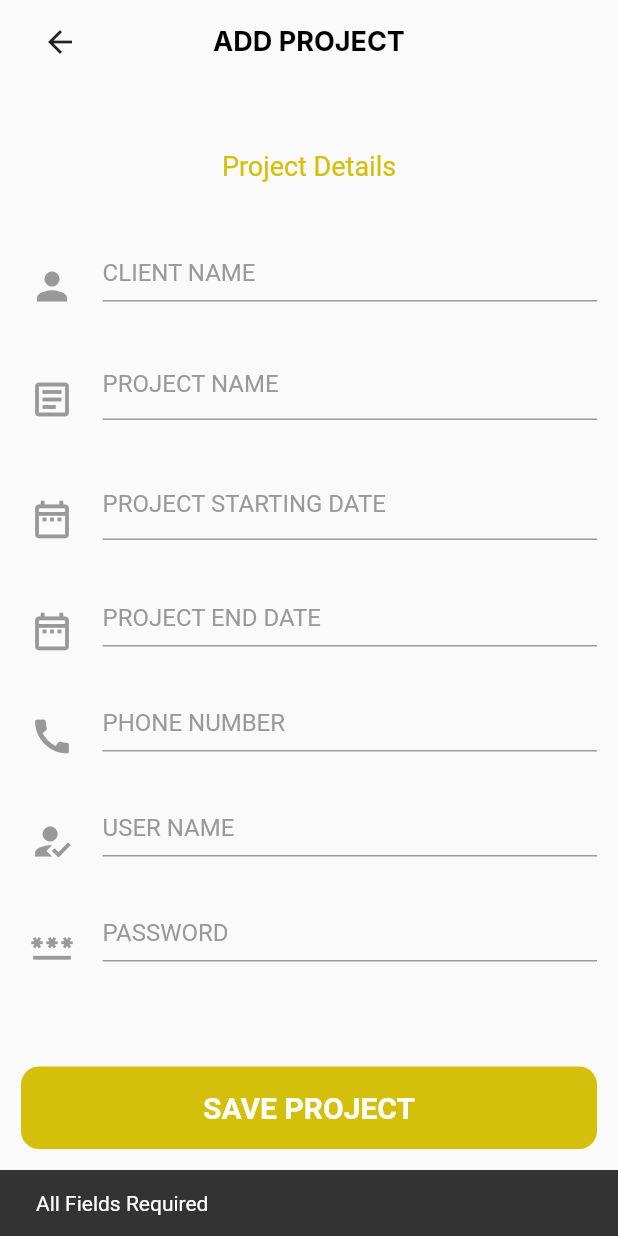
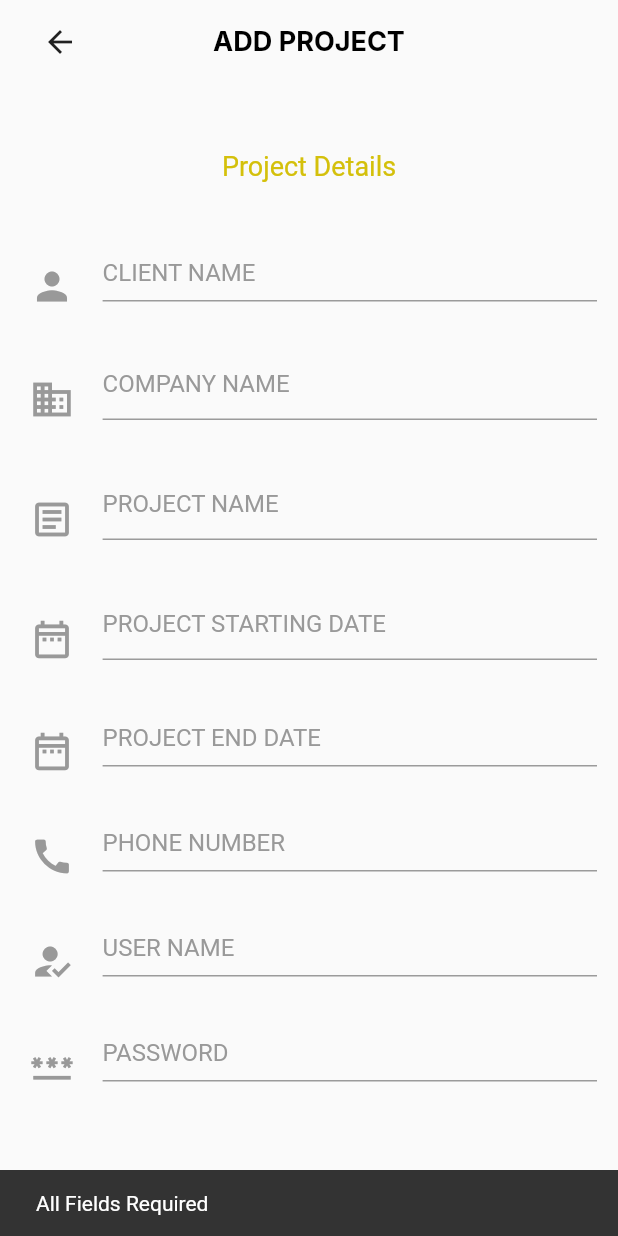
Before and after one commit to colourfulhacker/project-manager, a Flutter app: the AddProject screen opened directly, after a tap on "SAVE PROJECT", on a phone screen of 412 x 824 dp. Run offline on Flutter 3.47's test engine with Material 2 defaults, Android fonts, the phone set to English and light mode, and no system bars; our stand-ins replace cloud_firestore, firebase_core, flutter_rating_bar, get, google_fonts, shared_preferences; accounts and stored records are empty.

Commit message:
app icon

```diff
--- a/lib/Controllers/authenticationController.dart
+++ b/lib/Controllers/authenticationController.dart
@@ -33,7 +33,9 @@ class AuthenticationController extends GetxController {
         Get.offAll(() => ClientLandingScreen(
             projectName: usersData.data()!['project-name']));
       } else {
-        if (usersData.data()!['password'] == clientPassword.text) {
+        if (usersData.data()!['password'] == clientPassword.text &&
+            !ProjectNamesList.projectNames
+                .contains(usersData.data()!['project-name'])) {
           await FirebaseFirestore.instance
               .collection('users')
               .doc(clientUserName.text)
--- a/lib/main.dart
+++ b/lib/main.dart
@@ -5,11 +5,15 @@ import 'package:cehpoint_project_management/screens/Authentication/login_screen.
 
 import 'package:firebase_core/firebase_core.dart';
 import 'package:flutter/material.dart';
+import 'package:flutter/services.dart';
 import 'package:get/get.dart';
 
 void main() async {
   WidgetsFlutterBinding.ensureInitialized();
+
   await Firebase.initializeApp();
+  SystemChrome.setPreferredOrientations(
+      [DeviceOrientation.portraitUp, DeviceOrientation.portraitDown]);
   runApp(MyApp());
 }
 
--- a/lib/screens/Client/rate_our_service.dart
+++ b/lib/screens/Client/rate_our_service.dart
@@ -110,8 +110,10 @@ class _RateOurServiceState extends State<RateOurService> {
                     ScaffoldMessenger.of(context).clearSnackBars();
                     ScaffoldMessenger.of(context).showSnackBar(
                         const SnackBar(content: Text('Review Saved')));
-                    await FirebaseFirestore.instance.collection('Reviews').add(
-                        {'rating': stars, 'opinion': opinionController.text});
+                    await FirebaseFirestore.instance.collection('Reviews').add({
+                      'rating': stars ?? 5,
+                      'opinion': opinionController.text
+                    });
                     Get.back();
                   },
                   child: Container(
--- a/lib/screens/ProjectManager/add_project.dart
+++ b/lib/screens/ProjectManager/add_project.dart
@@ -21,6 +21,7 @@ TextEditingController endDateController = TextEditingController();
 TextEditingController phoneController = TextEditingController();
 TextEditingController usernameController = TextEditingController();
 TextEditingController passwordController = TextEditingController();
+TextEditingController companyNameController = TextEditingController();
 var clientName = '';
 var projectName = '';
 var startDate = '';
@@ -28,6 +29,7 @@ var endDate = '';
 var phone = '';
 var username = '';
 var password = '';
+var companyName = '';
 Future<void> _launchUrl(_url) async {
   if (!await launchUrl(_url)) {
     throw Exception('Could not launch $_url');
@@ -39,6 +41,9 @@ class _AddEmployeeState extends State<AddProject> {
   Widget build(BuildContext context) {
     void save() async {
       clientName = clientNameController.text;
+      companyName = companyNameController.text.isEmpty
+          ? 'cehpoint'
+          : companyNameController.text;
       projectName = projectNameController.text;
       startDate = startDateController.text;
       endDate = endDateController.text;
@@ -73,6 +78,7 @@ class _AddEmployeeState extends State<AddProject> {
         _launchUrl(whatsappUrl);
 
         clientNameController.clear();
+        companyNameController.clear();
         passwordController.clear();
         phoneController.clear();
         usernameController.clear();
@@ -86,6 +92,7 @@ class _AddEmployeeState extends State<AddProject> {
           .doc(projectName)
           .set({
         'client-name': clientName,
+        'company-name': companyName,
         'project-name': projectName,
         'start-date': startDate,
         'end-date': endDate,
@@ -115,7 +122,7 @@ class _AddEmployeeState extends State<AddProject> {
         context: context,
         initialDate: DateTime.now(),
         firstDate: DateTime(2020),
-        lastDate: DateTime.now(),
+        lastDate: DateTime(2026),
       ).then((date) {
         //*programs do not stop and keep executing but when date is entered this 'then' function is called by flutter and picked date argument is passed by flutter
         if (date == null) {
@@ -130,6 +137,7 @@ class _AddEmployeeState extends State<AddProject> {
 
     return Scaffold(
       body: SafeArea(
+        child: SingleChildScrollView(
           child: SizedBox(
             height: MediaQuery.of(context).size.height,
             width: MediaQuery.of(context).size.width,
@@ -193,7 +201,8 @@ class _AddEmployeeState extends State<AddProject> {
                               height: 40,
                               width: MediaQuery.of(context).size.width,
                               child: Row(
-                              mainAxisAlignment: MainAxisAlignment.spaceBetween,
+                                mainAxisAlignment:
+                                    MainAxisAlignment.spaceBetween,
                                 children: [
                                   SizedBox(
                                     height: 10,
@@ -225,12 +234,51 @@ class _AddEmployeeState extends State<AddProject> {
                               ),
                             ),
                             const SizedBox(height: 30),
+                            SizedBox(
+                              height: 50,
+                              width: MediaQuery.of(context).size.width,
+                              child: Row(
+                                mainAxisAlignment:
+                                    MainAxisAlignment.spaceBetween,
+                                children: [
+                                  SizedBox(
+                                    height: 10,
+                                    width:
+                                        MediaQuery.of(context).size.width * 0.1,
+                                    child: const Icon(
+                                      Icons.domain,
+                                      size: 30,
+                                      color: Color(0xff999999),
+                                    ),
+                                  ),
+                                  SizedBox(
+                                    width:
+                                        MediaQuery.of(context).size.width * 0.8,
+                                    child: TextField(
+                                      controller: companyNameController,
+                                      // controller: _firstNameController,
+                                      style: const TextStyle(
+                                        color: Colors.black,
+                                      ),
+                                      decoration: const InputDecoration(
+                                        hintText: "COMPANY NAME",
+                                        hintStyle: TextStyle(
+                                          color: Color(0xff999999),
+                                        ),
+                                      ),
+                                    ),
+                                  ),
+                                ],
+                              ),
+                            ),
+                            const SizedBox(height: 30),
                             // Project Name
                             SizedBox(
                               height: 50,
                               width: MediaQuery.of(context).size.width,
                               child: Row(
-                              mainAxisAlignment: MainAxisAlignment.spaceBetween,
+                                mainAxisAlignment:
+                                    MainAxisAlignment.spaceBetween,
                                 children: [
                                   SizedBox(
                                     height: 10,
@@ -268,7 +316,8 @@ class _AddEmployeeState extends State<AddProject> {
                               height: 50,
                               width: MediaQuery.of(context).size.width,
                               child: Row(
-                              mainAxisAlignment: MainAxisAlignment.spaceBetween,
+                                mainAxisAlignment:
+                                    MainAxisAlignment.spaceBetween,
                                 children: [
                                   SizedBox(
                                     height: 10,
@@ -307,7 +356,8 @@ class _AddEmployeeState extends State<AddProject> {
                               height: 40,
                               width: MediaQuery.of(context).size.width,
                               child: Row(
-                              mainAxisAlignment: MainAxisAlignment.spaceBetween,
+                                mainAxisAlignment:
+                                    MainAxisAlignment.spaceBetween,
                                 children: [
                                   SizedBox(
                                     height: 10,
@@ -323,7 +373,8 @@ class _AddEmployeeState extends State<AddProject> {
                                     width:
                                         MediaQuery.of(context).size.width * 0.8,
                                     child: TextField(
-                                    onTap: () => datePicker(endDateController),
+                                      onTap: () =>
+                                          datePicker(endDateController),
                                       controller: endDateController,
                                       style: const TextStyle(
                                         color: Colors.black,
@@ -350,8 +401,8 @@ class _AddEmployeeState extends State<AddProject> {
                                   children: [
                                     SizedBox(
                                       height: 10,
-                                    width:
-                                        MediaQuery.of(context).size.width * 0.1,
+                                      width: MediaQuery.of(context).size.width *
+                                          0.1,
                                       child: const Icon(
                                         Icons.call,
                                         size: 30,
@@ -359,8 +410,8 @@ class _AddEmployeeState extends State<AddProject> {
                                       ),
                                     ),
                                     SizedBox(
-                                    width:
-                                        MediaQuery.of(context).size.width * 0.8,
+                                      width: MediaQuery.of(context).size.width *
+                                          0.8,
                                       child: TextField(
                                         keyboardType: TextInputType.number,
                                         controller: phoneController,
@@ -384,13 +435,14 @@ class _AddEmployeeState extends State<AddProject> {
                               height: 40,
                               width: MediaQuery.of(context).size.width,
                               child: Row(
-                              mainAxisAlignment: MainAxisAlignment.spaceBetween,
+                                mainAxisAlignment:
+                                    MainAxisAlignment.spaceBetween,
                                 children: [
                                   SizedBox(
                                       // color: Colors.greenAccent,
                                       height: 10,
-                                    width:
-                                        MediaQuery.of(context).size.width * 0.1,
+                                      width: MediaQuery.of(context).size.width *
+                                          0.1,
                                       child: const Icon(
                                         Icons.how_to_reg_sharp,
                                         size: 30,
@@ -421,7 +473,8 @@ class _AddEmployeeState extends State<AddProject> {
                               height: 40,
                               width: MediaQuery.of(context).size.width,
                               child: Row(
-                              mainAxisAlignment: MainAxisAlignment.spaceBetween,
+                                mainAxisAlignment:
+                                    MainAxisAlignment.spaceBetween,
                                 children: [
                                   SizedBox(
                                     height: 10,
@@ -493,6 +546,7 @@ class _AddEmployeeState extends State<AddProject> {
             ),
           ),
         ),
+      ),
     );
   }
 }
--- a/pubspec.yaml
+++ b/pubspec.yaml
@@ -34,6 +34,7 @@ dependencies:
   firebase_core: ^2.14.0
   flutter:
     sdk: flutter
+  flutter_launcher_icons: ^0.13.1
   flutter_rating_bar: ^4.0.1
   get: ^4.6.5
   google_fonts: ^5.1.0
@@ -42,12 +43,13 @@ dependencies:
   url_launcher: ^6.1.12
   uuid: ^3.0.7
 
-
 dev_dependencies:
   flutter_lints: ^2.0.0
   flutter_test:
     sdk: flutter
-
+flutter_icons:
+  image_path: "assets/mobile.png"
+  android: true
 # For information on the generic Dart part of this file, see the
 # following page: https://dart.dev/tools/pub/pubspec
 # The following section is specific to Flutter packages.
```
Also changed, not shown: lib/screens/Authentication/Client/client_login.dart (+10 -7 lines), lib/screens/Authentication/ProjectManager/login_project_manager.dart (+11 -5 lines), lib/screens/Client/client_landing_screen.dart (+19 -12 lines), assets/mobile.png (added), pubspec.lock, 6 other files. Lines whose indentation alone changed are shown as unchanged.
